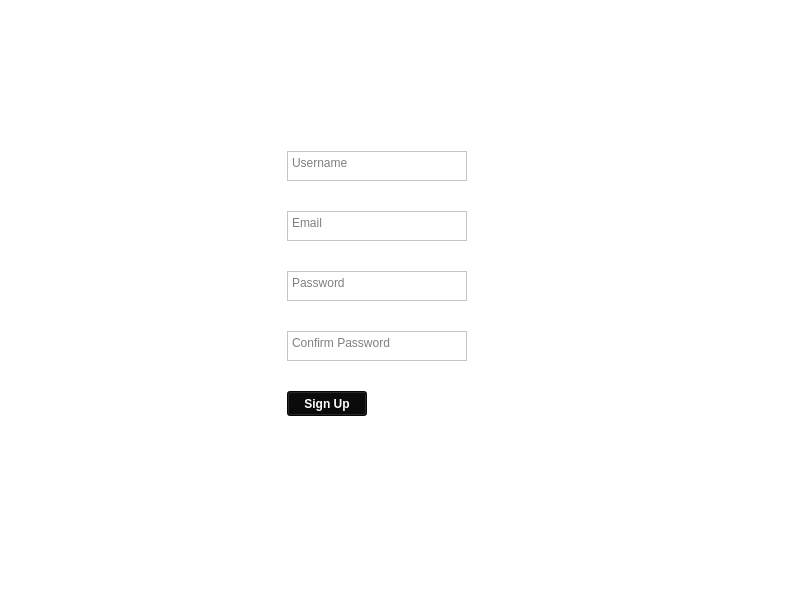
Above: signup.ui from adeelumar-17/Chat_App before the change. Below: the same form after it.
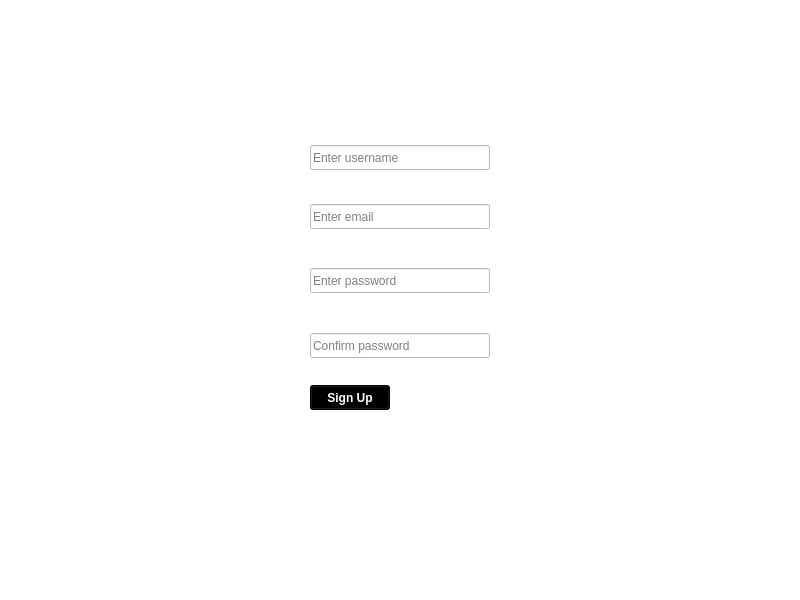
That is the form after the change.

```diff
--- a/signup.ui
+++ b/signup.ui
@@ -17,43 +17,11 @@
    <string notr="true">background-color: rgb(255, 255, 255);</string>
   </property>
   <widget class="QWidget" name="centralwidget">
-   <widget class="QTextEdit" name="emailBox">
-    <property name="geometry">
-     <rect>
-      <x>287</x>
-      <y>211</y>
-      <width>180</width>
-      <height>30</height>
-     </rect>
-    </property>
-    <property name="styleSheet">
-     <string notr="true">color: rgb(0, 0, 0);</string>
-    </property>
-    <property name="placeholderText">
-     <string>Email</string>
-    </property>
-   </widget>
-   <widget class="QTextEdit" name="passBox">
-    <property name="geometry">
-     <rect>
-      <x>287</x>
-      <y>271</y>
-      <width>180</width>
-      <height>30</height>
-     </rect>
-    </property>
-    <property name="styleSheet">
-     <string notr="true">color: rgb(0, 0, 0);</string>
-    </property>
-    <property name="placeholderText">
-     <string>Password</string>
-    </property>
-   </widget>
    <widget class="QLabel" name="passLabel">
     <property name="geometry">
      <rect>
-      <x>290</x>
-      <y>250</y>
+      <x>311</x>
+      <y>244</y>
       <width>140</width>
       <height>20</height>
      </rect>
@@ -69,8 +37,8 @@
    <widget class="QLabel" name="emailLabel">
     <property name="geometry">
      <rect>
-      <x>290</x>
-      <y>190</y>
+      <x>311</x>
+      <y>182</y>
       <width>140</width>
       <height>20</height>
      </rect>
@@ -86,8 +54,8 @@
    <widget class="QLabel" name="cPassLabel">
     <property name="geometry">
      <rect>
-      <x>290</x>
-      <y>310</y>
+      <x>311</x>
+      <y>309</y>
       <width>140</width>
       <height>20</height>
      </rect>
@@ -100,43 +68,11 @@
      <string/>
     </property>
    </widget>
-   <widget class="QTextEdit" name="userNameBox">
-    <property name="geometry">
-     <rect>
-      <x>287</x>
-      <y>151</y>
-      <width>180</width>
-      <height>30</height>
-     </rect>
-    </property>
-    <property name="styleSheet">
-     <string notr="true">color: rgb(0, 0, 0);</string>
-    </property>
-    <property name="placeholderText">
-     <string>Username</string>
-    </property>
-   </widget>
-   <widget class="QTextEdit" name="cPassBox">
-    <property name="geometry">
-     <rect>
-      <x>287</x>
-      <y>331</y>
-      <width>180</width>
-      <height>30</height>
-     </rect>
-    </property>
-    <property name="styleSheet">
-     <string notr="true">color: rgb(0, 0, 0);</string>
-    </property>
-    <property name="placeholderText">
-     <string>Confirm Password</string>
-    </property>
-   </widget>
    <widget class="QPushButton" name="signUpButton">
     <property name="geometry">
      <rect>
-      <x>287</x>
-      <y>391</y>
+      <x>310</x>
+      <y>385</y>
       <width>80</width>
       <height>25</height>
      </rect>
@@ -144,7 +80,7 @@
     <property name="styleSheet">
      <string notr="true">color: rgb(255, 255, 255);
 font-weight:bold;
-background-color: rgb(8, 8, 8);</string>
+background-color: rgb(0, 0, 0);</string>
     </property>
     <property name="text">
      <string>Sign Up</string>
@@ -153,8 +89,8 @@
    <widget class="QLabel" name="userLabel">
     <property name="geometry">
      <rect>
-      <x>290</x>
-      <y>130</y>
+      <x>311</x>
+      <y>122</y>
       <width>140</width>
       <height>20</height>
      </rect>
@@ -167,6 +103,76 @@
      <string/>
     </property>
    </widget>
+   <widget class="QLineEdit" name="userNameBox">
+    <property name="geometry">
+     <rect>
+      <x>310</x>
+      <y>145</y>
+      <width>180</width>
+      <height>25</height>
+     </rect>
+    </property>
+    <property name="styleSheet">
+     <string notr="true">color: rgb(0, 0, 0);</string>
+    </property>
+    <property name="placeholderText">
+     <string>Enter username</string>
+    </property>
+   </widget>
+   <widget class="QLineEdit" name="emailBox">
+    <property name="geometry">
+     <rect>
+      <x>310</x>
+      <y>204</y>
+      <width>180</width>
+      <height>25</height>
+     </rect>
+    </property>
+    <property name="styleSheet">
+     <string notr="true">color: rgb(0, 0, 0);</string>
+    </property>
+    <property name="placeholderText">
+     <string>Enter email</string>
+    </property>
+   </widget>
+   <widget class="QLineEdit" name="passBox">
+    <property name="geometry">
+     <rect>
+      <x>310</x>
+      <y>268</y>
+      <width>180</width>
+      <height>25</height>
+     </rect>
+    </property>
+    <property name="styleSheet">
+     <string notr="true">color: rgb(0, 0, 0);</string>
+    </property>
+    <property name="echoMode">
+     <enum>QLineEdit::EchoMode::Password</enum>
+    </property>
+    <property name="placeholderText">
+     <string>Enter password</string>
+    </property>
+   </widget>
+   <widget class="QLineEdit" name="cPassBox">
+    <property name="geometry">
+     <rect>
+      <x>310</x>
+      <y>333</y>
+      <width>180</width>
+      <height>25</height>
+     </rect>
+    </property>
+    <property name="styleSheet">
+     <string notr="true">color: rgb(0, 0, 0);</string>
+    </property>
+    <property name="echoMode">
+     <enum>QLineEdit::EchoMode::Password</enum>
+    </property>
+    <property name="placeholderText">
+     <string>Confirm password</string>
+    </property>
+   </widget>
   </widget>
   <widget class="QMenuBar" name="menubar">
    <property name="geometry">
```
